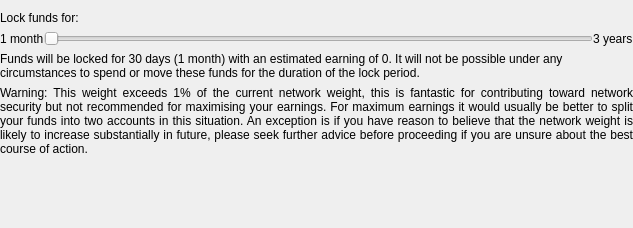
First picture: the form in src/qt/_Gulden/forms/witnessdurationwidget.ui, repository frozenflux3/munt-official, before the edit.
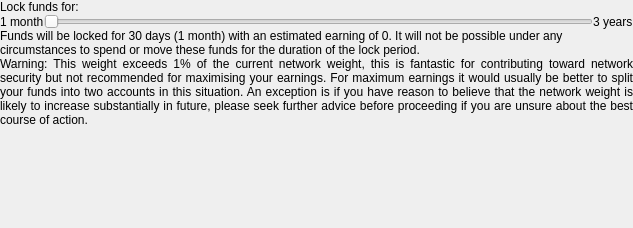
Second picture: the form after the edit.

Commit message: UI layout for witness renew, upgrade and extend

What changed in the file:
```diff
--- a/src/qt/_Gulden/forms/witnessdurationwidget.ui
+++ b/src/qt/_Gulden/forms/witnessdurationwidget.ui
@@ -14,12 +14,21 @@
    <string>Form</string>
   </property>
   <layout class="QVBoxLayout" name="verticalLayout" stretch="0,0,0,0,1">
+   <property name="spacing">
+    <number>0</number>
+   </property>
    <property name="leftMargin">
     <number>0</number>
    </property>
+   <property name="topMargin">
+    <number>0</number>
+   </property>
    <property name="rightMargin">
     <number>0</number>
    </property>
+   <property name="bottomMargin">
+    <number>0</number>
+   </property>
    <item>
     <widget class="QLabel" name="pow2LockFundsHeading">
      <property name="text">
```
The commit also changes 3 other files.
